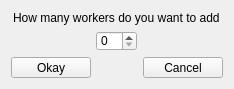
This is Code/StoneAge/workeradd.ui in Scuffed-Boardgames/Qt-StoneAge as Qt 5 draws it before an edit. The edited form follows.
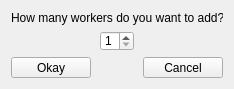
This is the edited form.

```diff
--- a/Code/StoneAge/workeradd.ui
+++ b/Code/StoneAge/workeradd.ui
@@ -29,12 +29,19 @@
    <item alignment="Qt::AlignHCenter">
     <widget class="QLabel" name="label">
      <property name="text">
-      <string>How many workers do you want to add</string>
+      <string>How many workers do you want to add?</string>
      </property>
     </widget>
    </item>
-   <item alignment="Qt::AlignHCenter">
-    <widget class="QSpinBox" name="amount"/>
+   <item alignment="Qt::AlignHCenter|Qt::AlignVCenter">
+    <widget class="QSpinBox" name="amount">
+     <property name="minimum">
+      <number>1</number>
+     </property>
+     <property name="maximum">
+      <number>7</number>
+     </property>
+    </widget>
    </item>
    <item>
     <layout class="QHBoxLayout" name="horizontalLayout">
```
Left out of the diff: 4 changed lines with no effect on the pictures.
